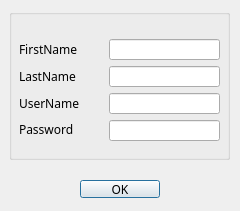
The window that signup.ui (Maedeh01/Ap-project) describes before a commit, drawn with Qt 5.
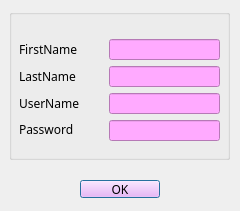
The same window after the commit. Icons and pictures are not drawn.

```diff
--- a/signup.ui
+++ b/signup.ui
@@ -39,16 +39,32 @@
     </property>
     <layout class="QVBoxLayout" name="verticalLayout">
      <item>
-      <widget class="QLineEdit" name="lineEdit_firstname"/>
+      <widget class="QLineEdit" name="lineEdit_firstname">
+       <property name="styleSheet">
+        <string notr="true">background-color: rgb(255, 170, 255);</string>
+       </property>
+      </widget>
      </item>
      <item>
-      <widget class="QLineEdit" name="lineEdit_lastname"/>
+      <widget class="QLineEdit" name="lineEdit_lastname">
+       <property name="styleSheet">
+        <string notr="true">background-color: rgb(255, 170, 255);</string>
+       </property>
+      </widget>
      </item>
      <item>
-      <widget class="QLineEdit" name="lineEdit_username"/>
+      <widget class="QLineEdit" name="lineEdit_username">
+       <property name="styleSheet">
+        <string notr="true">background-color: rgb(255, 170, 255);</string>
+       </property>
+      </widget>
      </item>
      <item>
-      <widget class="QLineEdit" name="lineEdit_password"/>
+      <widget class="QLineEdit" name="lineEdit_password">
+       <property name="styleSheet">
+        <string notr="true">background-color: rgb(255, 170, 255);</string>
+       </property>
+      </widget>
      </item>
     </layout>
    </widget>
@@ -127,6 +143,9 @@
      <family>NPIRogheh</family>
     </font>
    </property>
+   <property name="styleSheet">
+    <string notr="true">background-color: rgb(255, 170, 255);</string>
+   </property>
    <property name="text">
     <string>OK</string>
    </property>
```
Left out of the diff: 3 changed lines with no effect on the pictures.
